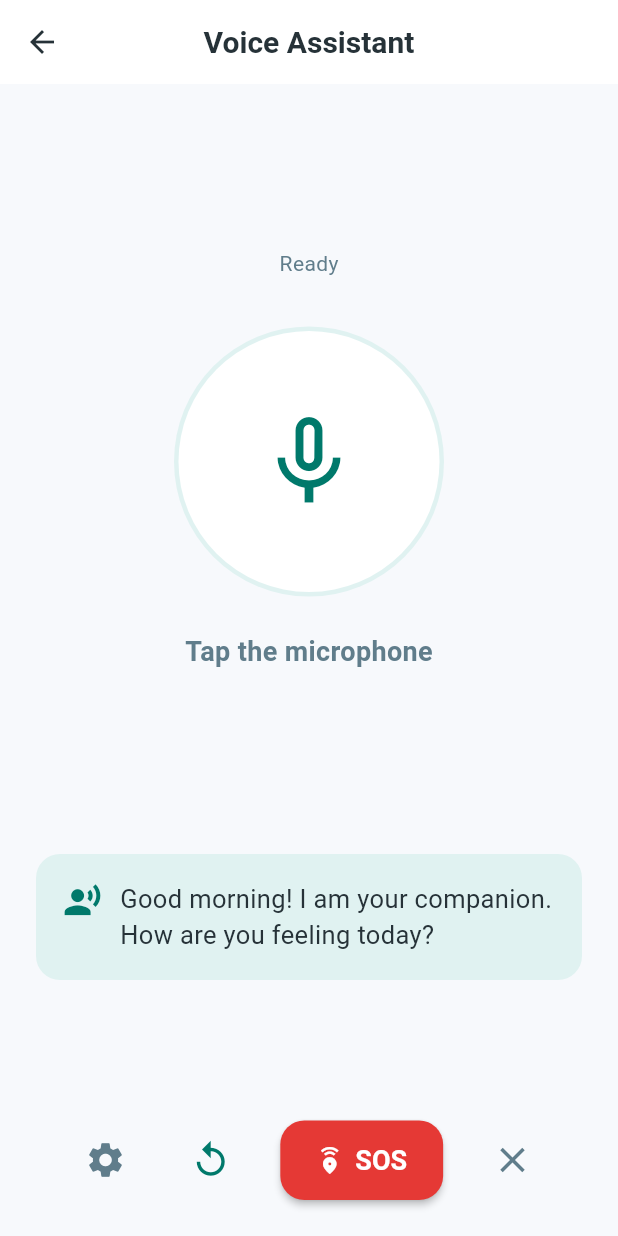
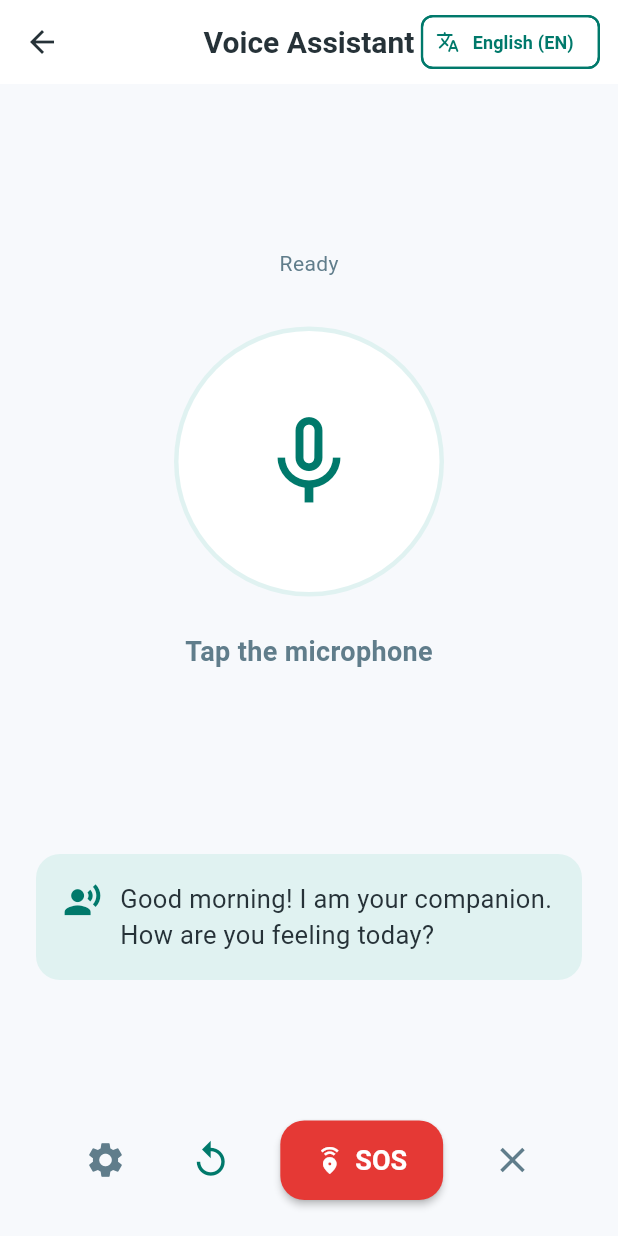
Before and after one commit to karthikeyan-06092006/elderly-care-project, a Flutter app: the VoiceAssistantScreen screen opened directly, on a phone screen of 412 x 824 dp. Run offline on Flutter 3.47's test engine with Material 3 defaults, Android fonts, the light colour scheme and no system bars; our stand-ins replace firebase_core, firebase_messaging, flutter_local_notifications, flutter_tts, image_picker, just_audio and 3 more; missing offline and left inert: mobile_scanner, record; accounts and stored records are empty; network calls fail.

Commit message:
Fix voice announcement contrast, resolve patient card overflow, and add Bengali AI voice assistant support

```diff
--- a/flutter_app/lib/screens/voice_assistant_screen.dart
+++ b/flutter_app/lib/screens/voice_assistant_screen.dart
@@ -85,6 +85,17 @@ class _VoiceAssistantScreenState extends State<VoiceAssistantScreen>
     _pulse.dispose();
     _service.dispose();
     super.dispose();
+  }
+
+  Future<void> _switchLanguage() async {
+    final nextBn = !_isBn;
+    setState(() {
+      _isBn = nextBn;
+      _liveTranscript = '';
+      _lastReply = '';
+    });
+    await _service.ensureInitialized(language: nextBn ? 'bn' : 'en');
+    await _service.greet();
   }
 
   Future<void> _toggleMic() async {
@@ -228,6 +239,29 @@ class _VoiceAssistantScreenState extends State<VoiceAssistantScreen>
     return Scaffold(
       appBar: AppBar(
         title: Text(isBn ? 'ভয়েস সহকারী' : 'Voice Assistant'),
+        actions: [
+          Padding(
+            padding: const EdgeInsets.only(right: 12),
+            child: ActionChip(
+              avatar: Icon(
+                Icons.translate_rounded,
+                size: 16,
+                color: isBn ? Colors.white : AppTheme.primary,
+              ),
+              label: Text(
+                isBn ? "বাংলা (BN)" : "English (EN)",
+                style: TextStyle(
+                  color: isBn ? Colors.white : AppTheme.primary,
+                  fontWeight: FontWeight.bold,
+                  fontSize: 12,
+                ),
+              ),
+              backgroundColor: isBn ? const Color(0xFF00796B) : Colors.white,
+              side: const BorderSide(color: AppTheme.primary, width: 1.5),
+              onPressed: _switchLanguage,
+            ),
+          ),
+        ],
       ),
       body: SafeArea(
         child: Padding(
```
Also changed, not shown: flutter_app/lib/screens/caretaker_dashboard_screen.dart (+7 -3 lines), flutter_app/lib/screens/reminders_screen.dart (+25 -6 lines), flutter_app/lib/services/voice_assistant_service.dart (+10 -4 lines).
